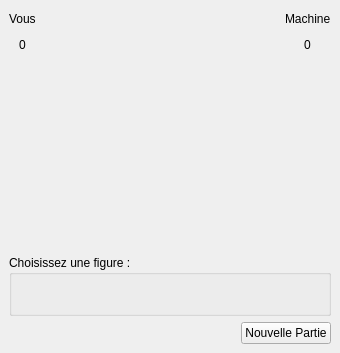
Old version of the form ChifoumiInterface/chifoumivue.ui in the repository Kouromo/BUT-info-bayonne.
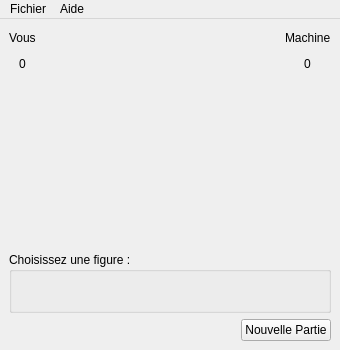
New version of the form. Icons and pictures are not drawn.

Commit message: Interface graphique redimmensionnable

What changed in the file:
```diff
--- a/ChifoumiInterface/chifoumivue.ui
+++ b/ChifoumiInterface/chifoumivue.ui
@@ -7,7 +7,7 @@
     <x>0</x>
     <y>0</y>
     <width>340</width>
-    <height>353</height>
+    <height>350</height>
    </rect>
   </property>
   <property name="minimumSize">
@@ -318,6 +318,18 @@
      <height>20</height>
     </rect>
    </property>
+   <widget class="QMenu" name="menuFichier">
+    <property name="title">
+     <string>Fichier</string>
+    </property>
+   </widget>
+   <widget class="QMenu" name="menuAide">
+    <property name="title">
+     <string>Aide</string>
+    </property>
+   </widget>
+   <addaction name="menuFichier"/>
+   <addaction name="menuAide"/>
   </widget>
  </widget>
  <resources>
```
Left out of the diff: 133 changed lines with no effect on the pictures. The commit also changes 1 other file.
